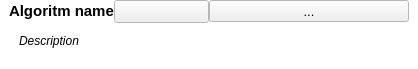
Qt form LDMP/gui/WidgetAlgorithmLeaf.ui (ConservationInternational/trends.earth) before a commit.
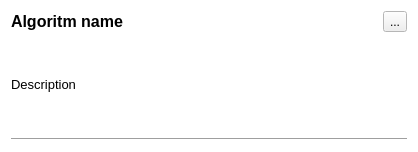
The same form after that commit.

Commit message: Modify algorithm list item and provide more useful descriptions for the SDG 15.3.1 algorithms

Diff of the .ui file:
```diff
--- a/LDMP/gui/WidgetAlgorithmLeaf.ui
+++ b/LDMP/gui/WidgetAlgorithmLeaf.ui
@@ -7,9 +7,15 @@
     <x>0</x>
     <y>0</y>
     <width>418</width>
-    <height>69</height>
+    <height>152</height>
    </rect>
   </property>
+  <property name="sizePolicy">
+   <sizepolicy hsizetype="Preferred" vsizetype="Expanding">
+    <horstretch>0</horstretch>
+    <verstretch>0</verstretch>
+   </sizepolicy>
+  </property>
   <property name="palette">
    <palette>
     <active>
@@ -81,57 +87,16 @@
    <property name="sizeConstraint">
     <enum>QLayout::SetDefaultConstraint</enum>
    </property>
-   <property name="leftMargin">
-    <number>0</number>
-   </property>
-   <property name="topMargin">
-    <number>0</number>
-   </property>
-   <property name="rightMargin">
-    <number>0</number>
-   </property>
-   <property name="bottomMargin">
-    <number>0</number>
-   </property>
    <item>
-    <widget class="QFrame" name="frame">
-     <property name="maximumSize">
-      <size>
-       <width>16777215</width>
-       <height>70</height>
-      </size>
-     </property>
-     <property name="font">
-      <font>
-       <pointsize>10</pointsize>
-      </font>
-     </property>
-     <property name="frameShape">
-      <enum>QFrame::NoFrame</enum>
-     </property>
-     <property name="frameShadow">
-      <enum>QFrame::Raised</enum>
-     </property>
-     <layout class="QVBoxLayout" name="verticalLayout_2" stretch="1,0">
-      <property name="spacing">
-       <number>0</number>
-      </property>
+    <layout class="QHBoxLayout" name="horizontalLayout">
       <property name="sizeConstraint">
-       <enum>QLayout::SetDefaultConstraint</enum>
-      </property>
-      <property name="topMargin">
-       <number>0</number>
-      </property>
-      <property name="bottomMargin">
-       <number>10</number>
-      </property>
-      <item>
-       <layout class="QHBoxLayout" name="horizontalLayout" stretch="0,0,1">
+      <enum>QLayout::SetMinimumSize</enum>
+     </property>
         <item>
          <widget class="QLabel" name="name_la">
           <property name="font">
            <font>
-            <pointsize>11</pointsize>
+         <pointsize>12</pointsize>
             <weight>75</weight>
             <bold>true</bold>
            </font>
@@ -148,100 +113,75 @@
          </widget>
         </item>
         <item>
-         <widget class="QPushButton" name="single_execution_mode_pb">
-          <property name="minimumSize">
-           <size>
-            <width>0</width>
-            <height>0</height>
-           </size>
-          </property>
-          <property name="maximumSize">
-           <size>
-            <width>200</width>
-            <height>16777215</height>
-           </size>
-          </property>
-          <property name="text">
-           <string/>
-          </property>
-         </widget>
-        </item>
-        <item>
-         <widget class="QToolButton" name="multiple_execution_modes_tb">
-          <property name="sizePolicy">
-           <sizepolicy hsizetype="Minimum" vsizetype="Fixed">
-            <horstretch>0</horstretch>
-            <verstretch>0</verstretch>
-           </sizepolicy>
-          </property>
-          <property name="minimumSize">
-           <size>
-            <width>0</width>
-            <height>0</height>
-           </size>
-          </property>
-          <property name="maximumSize">
-           <size>
-            <width>200</width>
-            <height>16777215</height>
-           </size>
-          </property>
-          <property name="text">
-           <string>...</string>
-          </property>
-         </widget>
-        </item>
-       </layout>
-      </item>
-      <item>
-       <layout class="QHBoxLayout" name="horizontalLayout_2">
-        <property name="sizeConstraint">
-         <enum>QLayout::SetMinimumSize</enum>
-        </property>
-        <item>
          <spacer name="horizontalSpacer">
           <property name="orientation">
            <enum>Qt::Horizontal</enum>
           </property>
-          <property name="sizeType">
-           <enum>QSizePolicy::Fixed</enum>
-          </property>
           <property name="sizeHint" stdset="0">
            <size>
-            <width>10</width>
+         <width>40</width>
             <height>20</height>
            </size>
           </property>
          </spacer>
         </item>
         <item>
+      <widget class="QToolButton" name="open_execution_dialogue_tb">
+       <property name="sizePolicy">
+        <sizepolicy hsizetype="Minimum" vsizetype="Fixed">
+         <horstretch>0</horstretch>
+         <verstretch>0</verstretch>
+        </sizepolicy>
+       </property>
+       <property name="minimumSize">
+        <size>
+         <width>0</width>
+         <height>0</height>
+        </size>
+       </property>
+       <property name="maximumSize">
+        <size>
+         <width>200</width>
+         <height>16777215</height>
+        </size>
+       </property>
+       <property name="text">
+        <string>...</string>
+       </property>
+      </widget>
+     </item>
+    </layout>
+   </item>
+   <item>
          <widget class="QLabel" name="description_la">
           <property name="sizePolicy">
-           <sizepolicy hsizetype="Preferred" vsizetype="MinimumExpanding">
+      <sizepolicy hsizetype="Preferred" vsizetype="Preferred">
             <horstretch>0</horstretch>
             <verstretch>0</verstretch>
            </sizepolicy>
           </property>
           <property name="font">
            <font>
-            <pointsize>9</pointsize>
-            <italic>true</italic>
+       <pointsize>10</pointsize>
+       <italic>false</italic>
            </font>
           </property>
           <property name="text">
            <string>Description</string>
           </property>
           <property name="wordWrap">
-           <bool>false</bool>
+      <bool>true</bool>
           </property>
           <property name="textInteractionFlags">
            <set>Qt::LinksAccessibleByMouse|Qt::TextSelectableByKeyboard|Qt::TextSelectableByMouse</set>
           </property>
          </widget>
         </item>
-       </layout>
-      </item>
-     </layout>
+   <item>
+    <widget class="Line" name="line">
+     <property name="orientation">
+      <enum>Qt::Horizontal</enum>
+     </property>
     </widget>
    </item>
   </layout>
```
Lines whose indentation alone changed are shown as unchanged. The commit also changes 2 other files.
